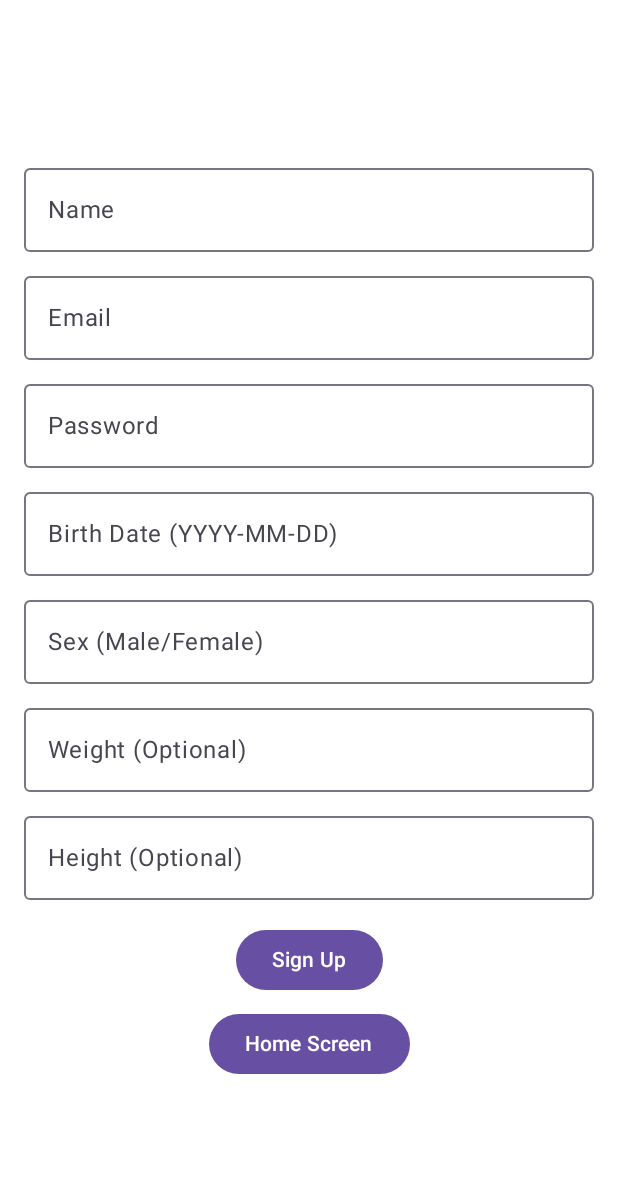
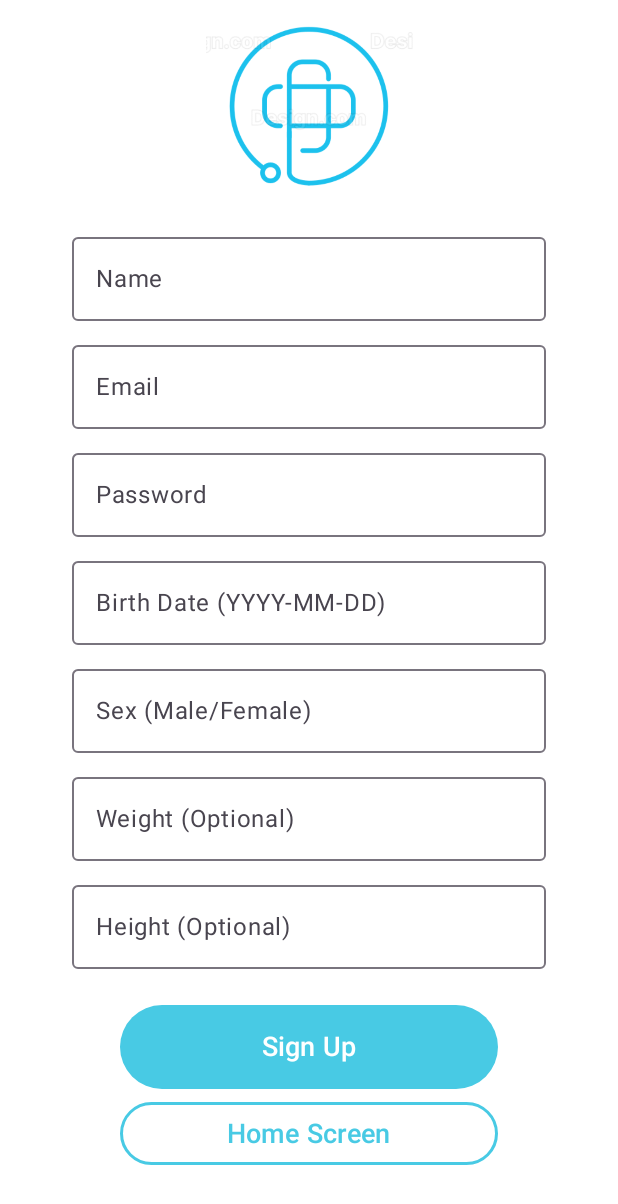
Before and after one commit to gawlowski-mateusz/Health-Monitor, an Android app built with Jetpack Compose: the SignUpScreen screen opened through its navigation route, on a phone screen of 412 x 824 dp. Shown: the top 1204 px of the screen. Run offline under Robolectric (Android 15) with nearby library versions, the light colour scheme and no system bars.

Commit message:
Frontend : Register screen upgrade
+ UI changed

```diff
--- a/Frontend/app/src/main/java/com/mateusz/frontend/SignUpScreen.kt
+++ b/Frontend/app/src/main/java/com/mateusz/frontend/SignUpScreen.kt
@@ -1,18 +1,28 @@
 package com.mateusz.frontend
 
 import android.widget.Toast
+import androidx.compose.foundation.BorderStroke
+import androidx.compose.foundation.Image
 import androidx.compose.foundation.layout.*
+import androidx.compose.foundation.shape.RoundedCornerShape
 import androidx.compose.foundation.text.KeyboardOptions
 import androidx.compose.material3.Button
+import androidx.compose.material3.ButtonDefaults
+import androidx.compose.material3.OutlinedButton
 import androidx.compose.material3.OutlinedTextField
 import androidx.compose.material3.Text
 import androidx.compose.runtime.*
 import androidx.compose.ui.Alignment
 import androidx.compose.ui.Modifier
+import androidx.compose.ui.layout.ContentScale
 import androidx.compose.ui.platform.LocalContext
+import androidx.compose.ui.res.colorResource
+import androidx.compose.ui.res.painterResource
+import androidx.compose.ui.text.font.FontWeight
 import androidx.compose.ui.text.input.KeyboardType
 import androidx.compose.ui.tooling.preview.Preview
 import androidx.compose.ui.unit.dp
+import androidx.compose.ui.unit.sp
 import kotlinx.coroutines.CoroutineScope
 import kotlinx.coroutines.Dispatchers
 import kotlinx.coroutines.launch
@@ -40,10 +50,21 @@ fun SignUpScreen(onSignUpSuccess: () -> Unit, onNavigateToHomeScreen: () -> Unit
     Column(
         modifier = Modifier
             .fillMaxSize()
-            .padding(16.dp),
+            .padding(start = 48.dp, end = 48.dp, bottom = 48.dp),
         verticalArrangement = Arrangement.Center,
         horizontalAlignment = Alignment.CenterHorizontally
     ) {
+        // Display the logo at the top
+        Image(
+            painter = painterResource(id = R.drawable.logo_simple),  // Assuming logo.png is placed in res/drawable
+            contentDescription = "App Logo",
+            modifier = Modifier
+                .size(150.dp)  // Adjust size accordingly
+                .padding(bottom = 8.dp),
+            contentScale = ContentScale.Fit
+        )
+
+
         OutlinedTextField(
             value = name,
             onValueChange = { name = it },
@@ -108,16 +129,23 @@ fun SignUpScreen(onSignUpSuccess: () -> Unit, onNavigateToHomeScreen: () -> Unit
             onValueChange = { height = it },
             label = { Text("Height (Optional)") },
             keyboardOptions = KeyboardOptions(keyboardType = KeyboardType.Number),
-            modifier = Modifier.fillMaxWidth()
+            modifier = Modifier
+                .fillMaxWidth()
+                .padding(bottom = 8.dp)
         )
 
         Spacer(modifier = Modifier.height(16.dp))
 
-        Button(onClick = {
+        Button(
+            onClick = {
                 CoroutineScope(Dispatchers.IO).launch {
                     try {
-                    val birthDate = SimpleDateFormat("yyyy-MM-dd", Locale.getDefault()).parse(birthDateInput)
-                    val result = makeSignUpRequest(name, email, password, birthDate, sex, weight, height)
+                        val birthDate = SimpleDateFormat(
+                            "yyyy-MM-dd",
+                            Locale.getDefault()
+                        ).parse(birthDateInput)
+                        val result =
+                            makeSignUpRequest(name, email, password, birthDate, sex, weight, height)
                         withContext(Dispatchers.Main) {
                             signUpResult = result
                             if (result == "Success") {
@@ -128,20 +156,54 @@ fun SignUpScreen(onSignUpSuccess: () -> Unit, onNavigateToHomeScreen: () -> Unit
                         }
                     } catch (e: Exception) {
                         withContext(Dispatchers.Main) {
-                        Toast.makeText(context, "Invalid Input. Check Date format or values.", Toast.LENGTH_LONG).show()
+                            Toast.makeText(
+                                context,
+                                "Invalid Input. Check Date format or values.",
+                                Toast.LENGTH_LONG
+                            ).show()
                         }
                     }
                 }
-        }) {
-            Text("Sign Up")
+            },
+            modifier = Modifier
+                .fillMaxWidth()
+                .padding(horizontal = 32.dp)
+                .height(56.dp),  // Adjust height to match the screenshot
+            shape = RoundedCornerShape(50),  // Rounded corners to match the screenshot
+            colors = ButtonDefaults.buttonColors(
+                containerColor = colorResource(id = R.color.light_blue),  // Custom blue background
+                contentColor = colorResource(id = R.color.white)  // White text color
+            )
+        ) {
+            Text(
+                "Sign Up",
+                fontSize = 18.sp,
+                fontWeight = FontWeight.Medium
+            )
         }
 
         Spacer(modifier = Modifier.height(8.dp))
 
-        Button(onClick = {
+        OutlinedButton(
+            onClick = {
                 onNavigateToHomeScreen()
-        }) {
-            Text("Home Screen")
+            },
+            modifier = Modifier
+                .fillMaxWidth()
+                .padding(horizontal = 32.dp)
+                .height(56.dp),  // Adjust height to match the screenshot
+            shape = RoundedCornerShape(50),  // Rounded corners to match the screenshot
+            border = BorderStroke(
+                2.dp,
+                color = colorResource(id = R.color.light_blue)
+            )  // Using custom color
+        ) {
+            Text(
+                "Home Screen",
+                fontSize = 18.sp,
+                fontWeight = FontWeight.Medium,
+                color = colorResource(id = R.color.light_blue)  // White text for outlined button
+            )
         }
     }
 }
```
Lines whose indentation alone changed are shown as unchanged.
